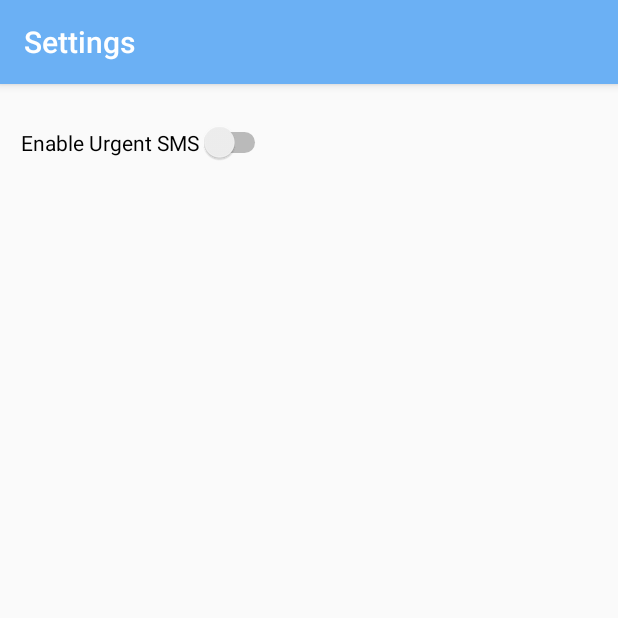
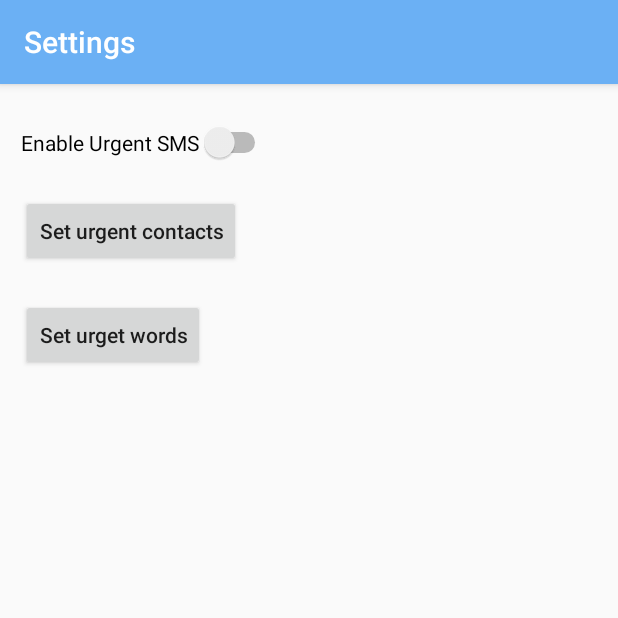
Before and after one commit to sbhtkx/urgent_sms, an Android app: the SettingsActivity screen opened directly, with no data from a screen before it, on a phone screen of 412 x 824 dp, the top half of it. Run offline under Robolectric (Android 15) with nearby library versions, the phone set to English and light mode, and no system bars; Roboto replaces fonts that are not available here.

Commit message:
ready to start

```diff
--- a/app/src/main/java/com/example/mac/urgent_sms/MsgClassifier.java
+++ b/app/src/main/java/com/example/mac/urgent_sms/MsgClassifier.java
@@ -20,9 +20,6 @@ public class MsgClassifier {
     private float[][] b1;
     private float b2;
     private double threshold;
-
-    String yaelp = "yael";
-    private String s = "daniel 1311";
 
     public MsgClassifier(WordsManager wm, AssetManager am){
         this.wm = wm;
--- a/app/src/main/java/com/example/mac/urgent_sms/SettingsActivity.java
+++ b/app/src/main/java/com/example/mac/urgent_sms/SettingsActivity.java
@@ -1,16 +1,21 @@
 package com.example.mac.urgent_sms;
 
+import android.content.Intent;
 import android.support.v7.app.AppCompatActivity;
 import android.os.Bundle;
+import android.view.View;
+import android.widget.Button;
 import android.widget.CompoundButton;
 import android.widget.Switch;
 import android.widget.TextView;
 import android.widget.Toast;
 
-public class SettingsActivity extends AppCompatActivity {
+public class SettingsActivity extends AppCompatActivity implements View.OnClickListener{
 
-    private static TextView msg_text;
-    private static Switch enable_switch;
+    private TextView msg_text;
+    private Switch enable_switch;
+    private Button urgentContact_btn;
+    private Button urgentWords_btn;
 
     @Override
     protected void onCreate(Bundle savedInstanceState) {
@@ -19,6 +24,8 @@ public class SettingsActivity extends AppCompatActivity {
 
         msg_text = (TextView) findViewById(R.id.msg_txt);
         enable_switch = (Switch) findViewById(R.id.enable_switch);
+        urgentContact_btn = (Button) findViewById(R.id.setContacts_btn);
+        urgentWords_btn = (Button) findViewById(R.id.setWords_btn);
 
         enable_switch.setOnCheckedChangeListener(new CompoundButton.OnCheckedChangeListener(){
             public void onCheckedChanged(CompoundButton button, boolean isChecked){
@@ -29,6 +36,7 @@ public class SettingsActivity extends AppCompatActivity {
 
                             msg_text.setText(messageText);
 
+
                         }
                     });
                 }
@@ -37,5 +45,25 @@ public class SettingsActivity extends AppCompatActivity {
 
         });
 
+        urgentWords_btn.setOnClickListener(this);
+        urgentContact_btn.setOnClickListener(this);
+
+    }
+
+    @Override
+    public void onClick(View view) {
+        switch(view.getId()){
+
+            case(R.id.setContacts_btn):
+                Intent urgentContacts_intent = new Intent(this, UrgentContactsActivity.class);
+                startActivity(urgentContacts_intent);
+                break;
+
+
+            case(R.id.setWords_btn):
+                Intent urgentWords_intent = new Intent(this, UrgentWordsActivity.class);
+                startActivity(urgentWords_intent);
+                break;
+        }
     }
 }
--- a/app/src/main/res/layout/activity_settings.xml
+++ b/app/src/main/res/layout/activity_settings.xml
@@ -30,4 +30,26 @@
         android:layout_marginTop="35dp"
          />
 
+    <Button
+        android:id="@+id/setContacts_btn"
+        android:layout_width="wrap_content"
+        android:layout_height="wrap_content"
+        android:layout_alignBaseline="@+id/msg_txt"
+        android:layout_alignBottom="@+id/msg_txt"
+        android:layout_alignLeft="@+id/msg_txt"
+        android:layout_alignStart="@+id/msg_txt"
+        android:textAllCaps="false"
+        android:text="Set urgent contacts" />
+
+    <Button
+        android:id="@+id/setWords_btn"
+        android:layout_width="wrap_content"
+        android:layout_height="wrap_content"
+        android:layout_below="@+id/setContacts_btn"
+        android:layout_marginTop="21dp"
+        android:layout_toEndOf="@+id/msg_txt"
+        android:layout_toRightOf="@+id/msg_txt"
+        android:textAllCaps="false"
+        android:text="Set urget words" />
+
 </RelativeLayout>
```
Also changed, not shown: app/src/main/AndroidManifest.xml (+21 -4 lines), app/src/main/java/com/example/mac/urgent_sms/UrgentContactsActivity.java (added, +13 -0 lines), app/src/main/java/com/example/mac/urgent_sms/UrgentWordsActivity.java (added, +13 -0 lines), app/src/main/java/com/example/mac/urgent_sms/yael.java (deleted, +0 -13 lines), app/src/main/res/layout/activity_urgent_contacts.xml (added, +9 -0 lines), app/src/main/res/layout/activity_urgent_words.xml (added, +9 -0 lines).
